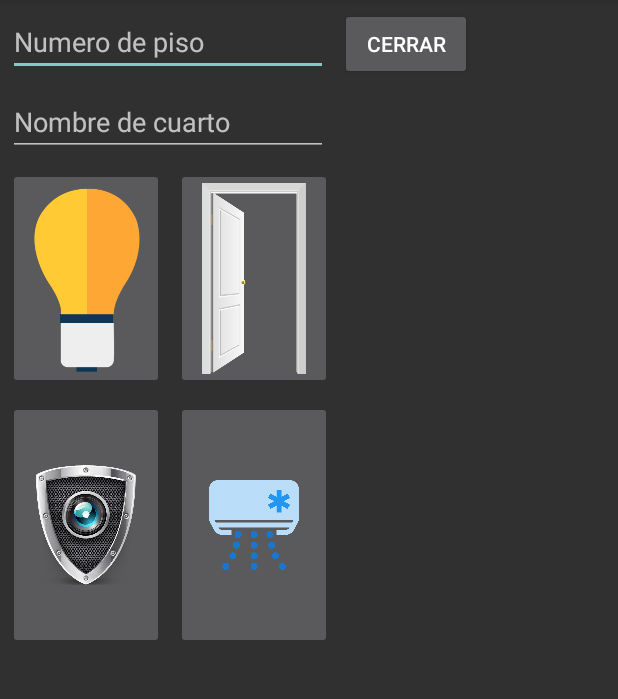
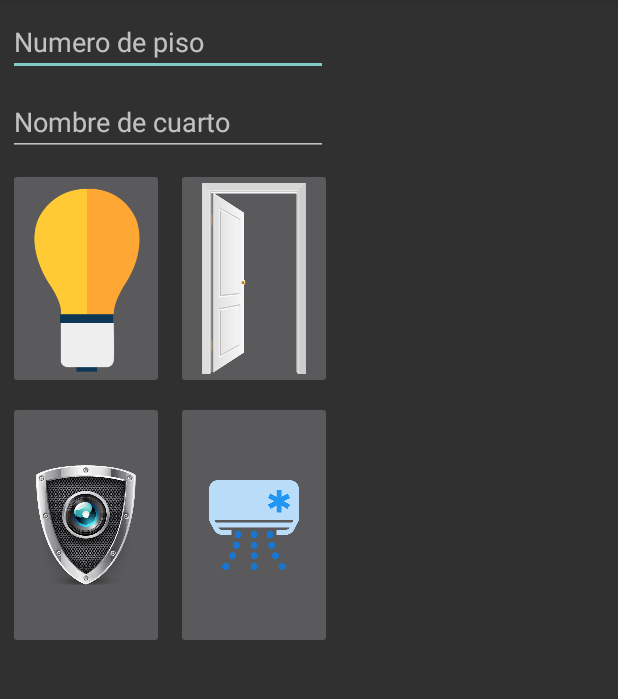
Before and after one commit to PabloSorzano/Instalador_AP, an Android app: the Cuarto screen opened directly, with no data from a screen before it, on a phone screen of 412 x 824 dp, the part 84-783 px from its top. Run offline under Robolectric (Android 15) with nearby library versions, the phone set to English and light mode, and no system bars; 2 statements that could not run were skipped.

Commit message:
Arreglo 1

```diff
--- a/app/src/main/res/layout/activity_casa.xml
+++ b/app/src/main/res/layout/activity_casa.xml
@@ -10,12 +10,11 @@
         android:id="@+id/latitud"
         android:layout_width="100dp"
         android:layout_height="wrap_content"
-        android:layout_marginLeft="15dp"
         android:layout_marginStart="15dp"
         android:layout_marginTop="5dp"
         android:ems="10"
+        android:hint="Latitud:"
         android:inputType="numberDecimal"
-        android:hint="Latitud:"
         app:layout_constraintStart_toStartOf="parent"
         app:layout_constraintTop_toTopOf="parent" />
 
--- a/app/src/main/res/layout/activity_cuarto.xml
+++ b/app/src/main/res/layout/activity_cuarto.xml
@@ -84,9 +84,9 @@
         android:id="@+id/cerrar"
         android:layout_width="wrap_content"
         android:layout_height="wrap_content"
-        android:layout_marginStart="8dp"
         android:onClick="cerrar"
         android:text="CERRAR"
+        android:visibility="invisible"
         app:layout_constraintStart_toEndOf="@+id/numeroPiso"
         app:layout_constraintTop_toTopOf="@+id/numeroPiso" />
 
@@ -107,6 +107,7 @@
         android:layout_width="34dp"
         android:layout_height="34dp"
         android:background="@android:color/transparent"
+        android:onClick="quitarFoco"
         android:scaleType="fitCenter"
         android:visibility="invisible"
         app:layout_constraintStart_toStartOf="@+id/foco"
@@ -119,6 +120,7 @@
         android:layout_height="34dp"
         android:layout_marginStart="2dp"
         android:background="@android:color/transparent"
+        android:onClick="quitarPuerta"
         android:scaleType="fitCenter"
         android:visibility="invisible"
         app:layout_constraintStart_toStartOf="@+id/puerta"
@@ -130,6 +132,7 @@
         android:layout_width="34dp"
         android:layout_height="34dp"
         android:background="@android:color/transparent"
+        android:onClick="quitarCamara"
         android:scaleType="fitCenter"
         android:visibility="invisible"
         app:layout_constraintStart_toStartOf="@+id/camara"
@@ -141,6 +144,7 @@
         android:layout_width="34dp"
         android:layout_height="34dp"
         android:background="@android:color/transparent"
+        android:onClick="quitarClima"
         android:scaleType="fitCenter"
         android:visibility="invisible"
         app:layout_constraintStart_toStartOf="@+id/clima"
```
Also changed, not shown: app/src/main/java/ipn/cecyt9/instalador_pa/Cuarto.java (+36 -4 lines), app/src/main/java/ipn/cecyt9/instalador_pa/agregaCuarto.java (+17 -1 lines).
